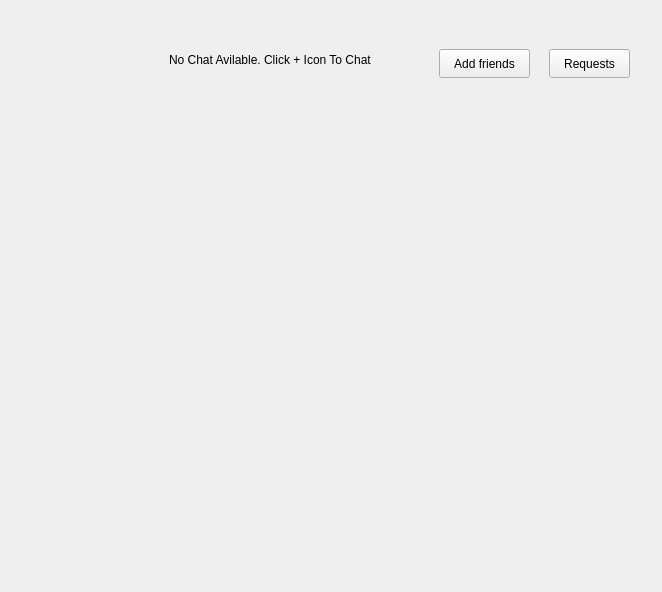
Above: TalkBraderApp/mainwindow.ui from Cardonia/chatting-system before the change. Below: the same form after it.
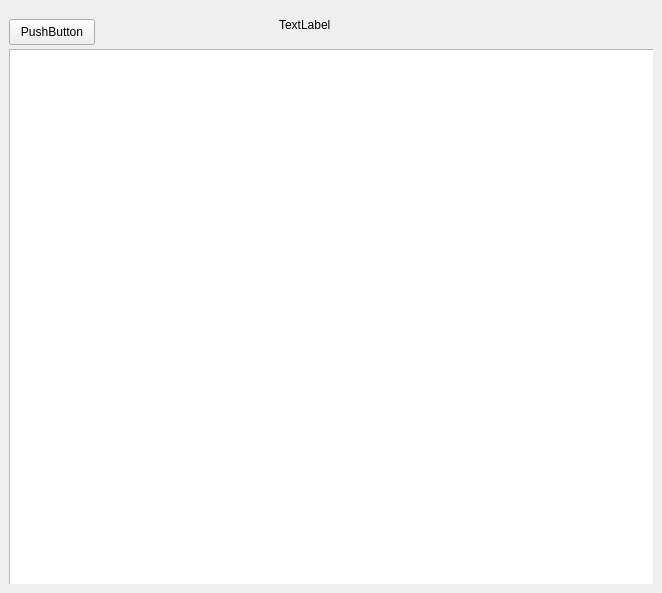
That is the form after the change.

Commit message: handling room nessages

What changed in the file:
```diff
--- a/TalkBraderApp/mainwindow.ui
+++ b/TalkBraderApp/mainwindow.ui
@@ -7,7 +7,7 @@
     <x>0</x>
     <y>0</y>
     <width>662</width>
-    <height>592</height>
+    <height>593</height>
    </rect>
   </property>
   <property name="minimumSize">
@@ -24,7 +24,7 @@
     <item row="0" column="0">
      <widget class="QStackedWidget" name="stackedWidget">
       <property name="currentIndex">
-       <number>0</number>
+       <number>6</number>
       </property>
       <widget class="QWidget" name="chatPage">
        <widget class="QLabel" name="label">
@@ -568,6 +568,44 @@
         </item>
        </layout>
       </widget>
+      <widget class="QWidget" name="chatRoom">
+       <widget class="QListView" name="chatRoom_listView">
+        <property name="geometry">
+         <rect>
+          <x>0</x>
+          <y>40</y>
+          <width>651</width>
+          <height>541</height>
+         </rect>
+        </property>
+       </widget>
+       <widget class="QLabel" name="chatRoom_friendName">
+        <property name="geometry">
+         <rect>
+          <x>270</x>
+          <y>0</y>
+          <width>161</width>
+          <height>31</height>
+         </rect>
+        </property>
+        <property name="text">
+         <string>TextLabel</string>
+        </property>
+       </widget>
+       <widget class="QPushButton" name="chatRoom_backButton">
+        <property name="geometry">
+         <rect>
+          <x>0</x>
+          <y>10</y>
+          <width>86</width>
+          <height>26</height>
+         </rect>
+        </property>
+        <property name="text">
+         <string>PushButton</string>
+        </property>
+       </widget>
+      </widget>
      </widget>
     </item>
    </layout>
```
Left out of the diff: 23 changed lines with no effect on the pictures. The commit also changes 11 other files.
